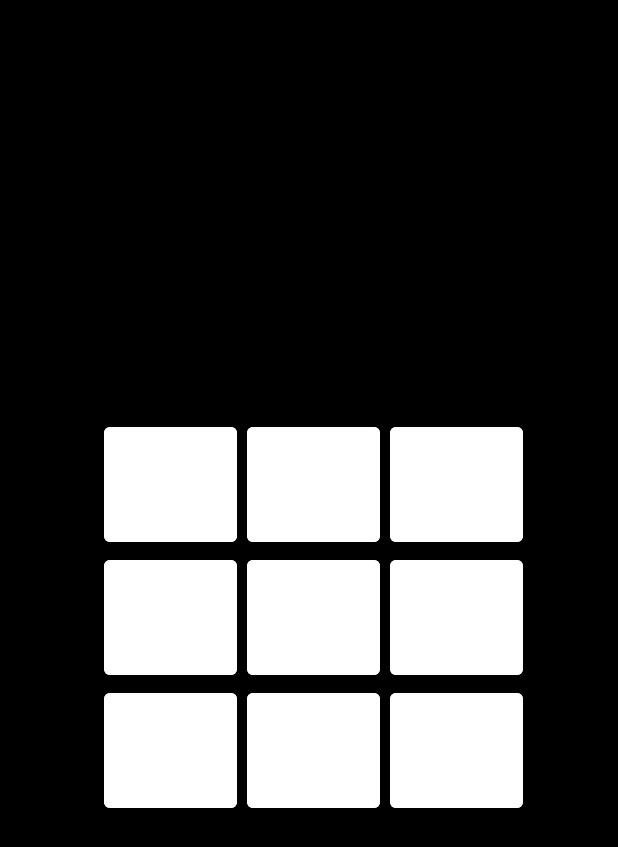
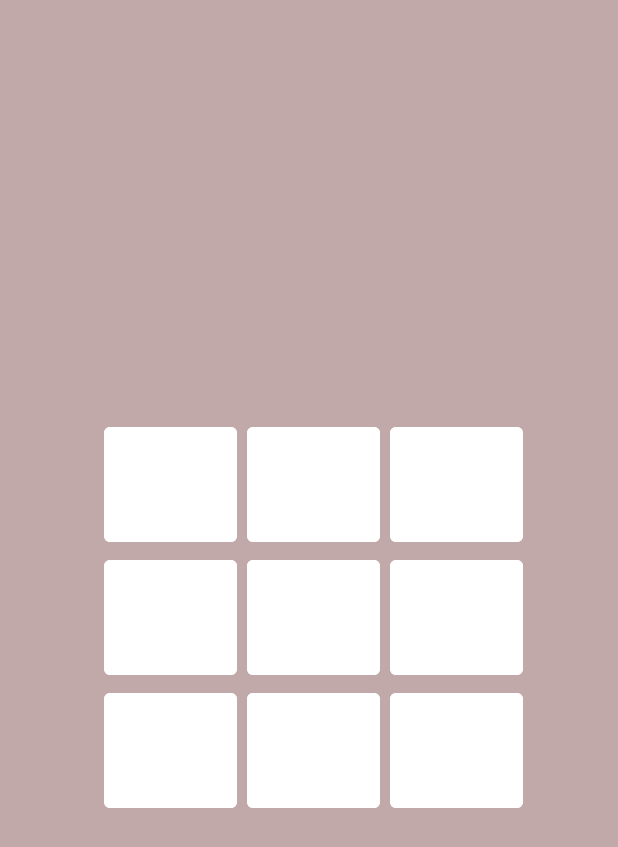
Before and after one commit to notVRE/Tic-tac-toe, an Android app: the screen it shows after launch (MainActivity), on a phone screen of 412 x 824 dp. Shown: the top 847 px of the screen. Run offline under Robolectric (Android 15) with nearby library versions, the phone set to English and light mode, and no system bars.

```diff
--- a/app/build.gradle
+++ b/app/build.gradle
@@ -15,6 +15,10 @@ android {
         versionName "1.0"
 
         testInstrumentationRunner "androidx.test.runner.AndroidJUnitRunner"
+    }
+
+    buildFeatures {
+        viewBinding true
     }
 
     buildTypes {
--- a/app/src/main/res/layout/main_activity.xml
+++ b/app/src/main/res/layout/main_activity.xml
@@ -2,13 +2,13 @@
 <TableLayout xmlns:android="http://schemas.android.com/apk/res/android"
     android:layout_width="match_parent"
     android:layout_height="match_parent"
-    android:background="#000000"
+    android:background="#C1A9A9"
     android:gravity="center">
 
     <TableRow
-        android:gravity="center"
         android:layout_width="match_parent"
-        android:layout_height="match_parent">
+        android:layout_height="match_parent"
+        android:gravity="center">
 
         <Button
             android:id="@+id/b1"
@@ -17,83 +17,92 @@
             android:layout_height="40pt"
             android:layout_marginStart="3pt"
             android:backgroundTint="#FFFFFF"
-            android:contentDescription="&quot;&quot;" />
+            android:contentDescription="&quot;&quot;"
+            android:onClick="btnClick" />
 
         <Button
             android:id="@+id/b2"
+            style="?android:attr/buttonBarButtonStyle"
             android:layout_width="40pt"
             android:layout_height="40pt"
             android:layout_marginStart="3pt"
             android:backgroundTint="#FFFFFF"
             android:contentDescription=""
-            style="?android:attr/buttonBarButtonStyle" />
+            android:onClick="btnClick" />
 
         <Button
             android:id="@+id/b3"
+            style="?android:attr/buttonBarButtonStyle"
             android:layout_width="40pt"
             android:layout_height="40pt"
             android:layout_marginStart="3pt"
             android:backgroundTint="#FFFFFF"
-            style="?android:attr/buttonBarButtonStyle" />
+            android:onClick="btnClick" />
     </TableRow>
 
     <TableRow
-        android:gravity="center"
         android:layout_width="match_parent"
-        android:layout_height="match_parent">
+        android:layout_height="match_parent"
+        android:gravity="center">
 
         <Button
             android:id="@+id/b4"
+            style="?android:attr/buttonBarButtonStyle"
             android:layout_width="40pt"
             android:layout_height="40pt"
             android:layout_marginStart="3pt"
             android:backgroundTint="#FFFFFF"
-            style="?android:attr/buttonBarButtonStyle" />
+            android:onClick="btnClick" />
 
         <Button
             android:id="@+id/b5"
+            style="?android:attr/buttonBarButtonStyle"
             android:layout_width="40pt"
             android:layout_height="40pt"
             android:layout_marginStart="3pt"
             android:backgroundTint="#FFFFFF"
-            style="?android:attr/buttonBarButtonStyle" />
+            android:onClick="btnClick" />
 
         <Button
             android:id="@+id/b6"
+            style="?android:attr/buttonBarButtonStyle"
             android:layout_width="40pt"
             android:layout_height="40pt"
             android:layout_marginStart="3pt"
             android:backgroundTint="#FFFFFF"
-            style="?android:attr/buttonBarButtonStyle" />
+            android:onClick="btnClick" />
     </TableRow>
 
     <TableRow
-        android:gravity="center"
         android:layout_width="match_parent"
-        android:layout_height="match_parent">
+        android:layout_height="match_parent"
+        android:gravity="center">
 
         <Button
             android:id="@+id/b7"
+            style="?android:attr/buttonBarButtonStyle"
             android:layout_width="40pt"
             android:layout_height="40pt"
             android:layout_marginStart="3pt"
             android:backgroundTint="#FFFFFF"
-            style="?android:attr/buttonBarButtonStyle" />
+            android:onClick="btnClick" />
 
         <Button
             android:id="@+id/b8"
+            style="?android:attr/buttonBarButtonStyle"
             android:layout_width="40pt"
             android:layout_height="40pt"
             android:layout_marginStart="3pt"
             android:backgroundTint="#FFFFFF"
-            style="?android:attr/buttonBarButtonStyle" />
+            android:onClick="btnClick" />
 
         <Button
             android:id="@+id/b9"
+            style="?android:attr/buttonBarButtonStyle"
             android:layout_width="40pt"
             android:layout_height="40pt"
             android:layout_marginStart="3pt"
             android:backgroundTint="#FFFFFF"
-            style="?android:attr/buttonBarButtonStyle" />
+            android:onClick="btnClick" />
     </TableRow>
 </TableLayout>
--- a/app/src/main/res/values/colors.xml
+++ b/app/src/main/res/values/colors.xml
@@ -7,4 +7,6 @@
     <color name="teal_700">#FF018786</color>
     <color name="black">#FF000000</color>
     <color name="white">#FFFFFFFF</color>
+    <color name="red">#f50505</color>
+    <color name="blue">#0905f5</color>
 </resources>
```
Also changed, not shown: app/src/main/java/com/example/tictactoe/MainActivity.kt (+91 -1 lines).
